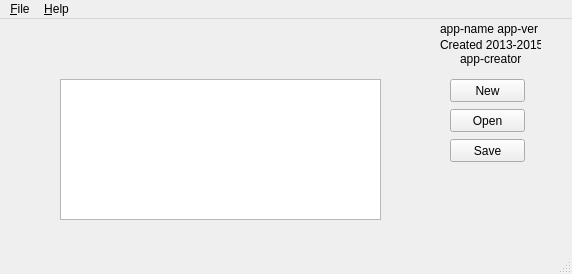
le717/Blocks, file ui/main.ui: the form before one commit.
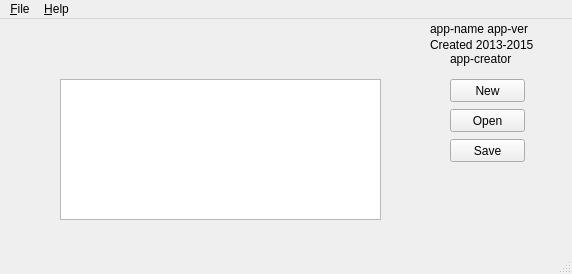
The form after the commit. Icons and pictures are not drawn.

What changed in the file:
```diff
--- a/ui/main.ui
+++ b/ui/main.ui
@@ -18,7 +18,11 @@
     <normaloff>:/Logo/Media/Blocks.png</normaloff>:/Logo/Media/Blocks.png</iconset>
   </property>
   <property name="styleSheet">
-   <string notr="true">QLabel { qproperty-alignment: AlignCenter; }</string>
+   <string notr="true">QLabel {
+font-family: &quot;Open Sans&quot;;
+font-size: 9pt;
+qproperty-alignment: AlignCenter
+}</string>
   </property>
   <property name="unifiedTitleAndToolBarOnMac">
    <bool>false</bool>
@@ -115,9 +119,9 @@
    <widget class="QLabel" name="appDetails">
     <property name="geometry">
      <rect>
-      <x>440</x>
+      <x>430</x>
       <y>0</y>
-      <width>101</width>
+      <width>111</width>
       <height>20</height>
      </rect>
     </property>
@@ -128,9 +132,9 @@
    <widget class="QLabel" name="appYear">
     <property name="geometry">
      <rect>
-      <x>440</x>
+      <x>430</x>
       <y>16</y>
-      <width>101</width>
+      <width>111</width>
       <height>20</height>
      </rect>
     </property>
@@ -141,9 +145,9 @@
    <widget class="QLabel" name="appCreator">
     <property name="geometry">
      <rect>
-      <x>460</x>
+      <x>450</x>
       <y>30</y>
-      <width>61</width>
+      <width>71</width>
       <height>20</height>
      </rect>
     </property>
```
